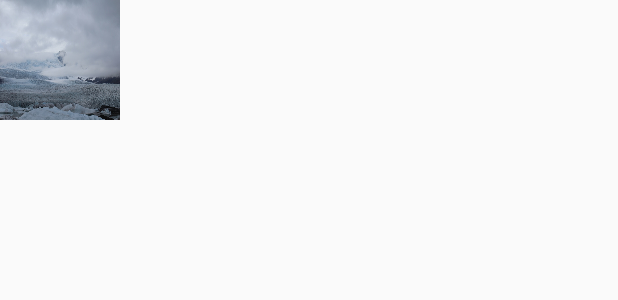
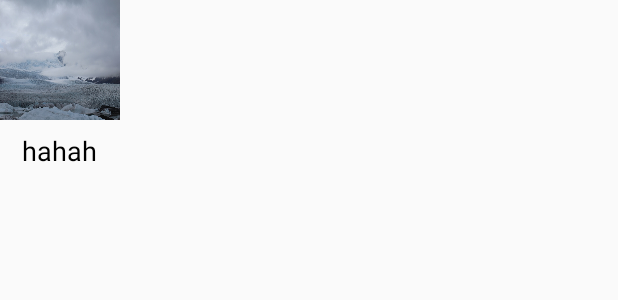
Before and after one commit to scau-beyondboy/LifeAppClient, an Android app: the layout grid_item.xml on its own in the app's theme, with its tools: preview values and no code run, on a phone screen of 412 x 824 dp. Shown: the top 300 px of the screen. Run offline under Robolectric (Android 15) with nearby library versions, the phone set to English and light mode, and no system bars.

Commit message:
添加查询成绩选项

```diff
--- a/app/src/main/java/scau/com/lifeappclient/adapter/GridViewAdapter.java
+++ b/app/src/main/java/scau/com/lifeappclient/adapter/GridViewAdapter.java
@@ -6,6 +6,7 @@ import android.view.View;
 import android.view.ViewGroup;
 import android.widget.BaseAdapter;
 import android.widget.ImageView;
+import android.widget.TextView;
 
 import com.facebook.drawee.view.SimpleDraweeView;
 
@@ -16,7 +17,8 @@ import scau.com.lifeappclient.R;
  */
 public class GridViewAdapter extends BaseAdapter {
     private int[] imageId=new int[]{R.drawable.grid1,R.drawable.grid2,
-    R.drawable.grid3,R.drawable.grid4};
+    R.drawable.grid3,R.drawable.grid5,R.drawable.grid4};
+    private String[] strId=new String[]{"地图","拾物信息","学校电话","成绩查询","待添加"};
     @Override
     public int getCount() {
         return imageId.length;
@@ -37,9 +39,11 @@ public class GridViewAdapter extends BaseAdapter {
         View view = LayoutInflater.from(parent.getContext())
                 .inflate(R.layout.grid_item, parent, false);
         ImageView imageView=(ImageView) view.findViewById(R.id.grid_image);
+        TextView textView=(TextView)view.findViewById(R.id.grid_text);
       //  simpleDraweeView.setImageURI(Uri.parse("res///" +imageId[position]));
        // simpleDraweeView.setImageURI(Uri.parse("res///" + R.drawable.ambulance));
         imageView.setImageResource(imageId[position]);
+        textView.setText(strId[position]);
         return view;
     }
 }
--- a/app/src/main/java/scau/com/lifeappclient/page/ClubWebSitePage.java
+++ b/app/src/main/java/scau/com/lifeappclient/page/ClubWebSitePage.java
@@ -1,5 +1,6 @@
 package scau.com.lifeappclient.page;
 
+import android.util.Log;
 import android.webkit.WebResourceRequest;
 import android.webkit.WebView;
 import android.webkit.WebViewClient;
@@ -18,6 +19,7 @@ import scau.com.lifeappclient.utils.ToaskUtils;
  */
 @PageLayout(R.layout.club_website_page)
 public class ClubWebSitePage extends Page {
+    private static final String TAG = ClubWebSitePage.class.getName();
     @InjectView(R.id.webview)
     private WebView mWebView;
     @InjectView(R.id.progress)
@@ -47,6 +49,7 @@ public class ClubWebSitePage extends Page {
                 if(mProgress.isShown()){
                     mProgress.stop();
                 }
+                Log.d(TAG, "onPageFinished: >>>>>>>>>>>>>"+mProgress.isShown());
             }
 
             @Override
@@ -58,7 +61,7 @@ public class ClubWebSitePage extends Page {
             }
         });
         mWebView.getSettings().setJavaScriptEnabled(true);
+        mProgress.start();
         mWebView.loadUrl(url);
-        mProgress.start();
     }
 }
--- a/app/src/main/java/scau/com/lifeappclient/page/GridViewPage.java
+++ b/app/src/main/java/scau/com/lifeappclient/page/GridViewPage.java
@@ -20,7 +20,7 @@ import scau.com.lifeappclient.adapter.GridViewAdapter;
 @PageLayout(R.layout.grid_layout)
 public class GridViewPage  extends InnerPage{
     private Page[] gridItemPage=new Page[]{new ScauMapPage(getContext()),new PickUpInfoPage(getContext())
-    ,new ScauTelPage(getContext())};
+    ,new ScauTelPage(getContext()),new ScroePage(getContext()).onShown("file:///android_asset/goal/index.html")};
     @InjectView(R.id.gridView)
     private GridView gridView;
     public GridViewPage(ViewWrapper innerPageContainer) {
--- a/app/src/main/java/scau/com/lifeappclient/utils/ParseJsonUtils.java
+++ b/app/src/main/java/scau/com/lifeappclient/utils/ParseJsonUtils.java
@@ -104,7 +104,7 @@ public class ParseJsonUtils
         Gson gson=new Gson();
         String data=gson.toJson(responseObject.getData());
         if(!StringUtils.isEmpty(responseObject.getMsg())&&isShowMsg){
-            ToaskUtils.showToast(responseObject.getMsg());
+            //ToaskUtils.showToast(responseObject.getMsg());
         }
         if(responseObject.getCode()==NetWorkConstants.SUCCESS_CODE)
         {
--- a/app/src/main/res/layout/grid_item.xml
+++ b/app/src/main/res/layout/grid_item.xml
@@ -11,4 +11,15 @@
         android:layout_alignParentTop="true"
         android:layout_width="80dp"
         android:layout_height="80dp"/>
+    <TextView
+        android:textColor="@android:color/black"
+        android:textSize="18sp"
+        tools:text="hahah"
+        android:gravity="center"
+        android:layout_centerInParent="true"
+        android:layout_below="@id/grid_image"
+        android:layout_marginTop="8dp"
+        android:id="@+id/grid_text"
+        android:layout_width="wrap_content"
+        android:layout_height="wrap_content" />
 </RelativeLayout>
--- a/app/src/main/res/layout/pickup_info.xml
+++ b/app/src/main/res/layout/pickup_info.xml
@@ -16,7 +16,7 @@
                 android:layout_height="wrap_content"
                 android:textColor="@android:color/background_dark"
                 android:textSize="25sp"
-                android:text="拾物描述"/>
+                android:text="失物描述"/>
             <EditText
                 android:hint="限100个字描述"
                 android:id="@+id/pickup_desc"
@@ -36,7 +36,7 @@
                     android:textSize="20sp"
                     android:layout_centerVertical="true"
                     android:textColor="@android:color/background_dark"
-                    android:text="失主学号:"
+                    android:text="联系姓名:"
                     android:layout_height="wrap_content" />
                 <EditText
                     android:id="@+id/card_num_et"
```
Also changed, not shown: app/src/main/java/scau/com/lifeappclient/page/ScroePage.java (+10 -3 lines), app/src/main/res/drawable/grid5.png (added).
